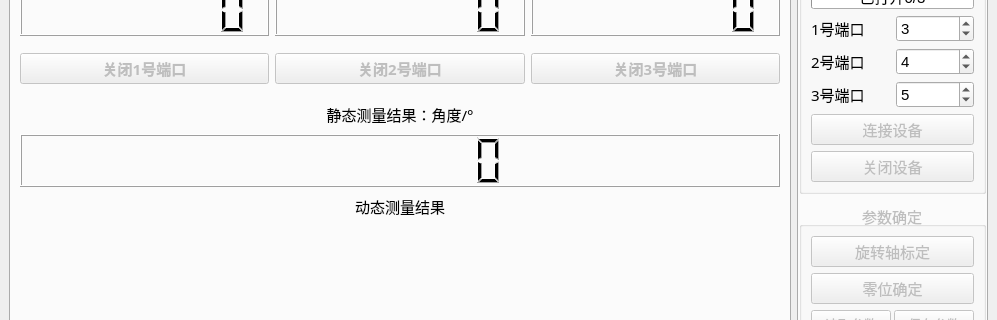
Above: ui.ui from gao5254/angleMeasurement before the change; both pictures show x 0 to 997 and y 98 to 418 of the 997 by 686 pixel window. Below: the same form after it.
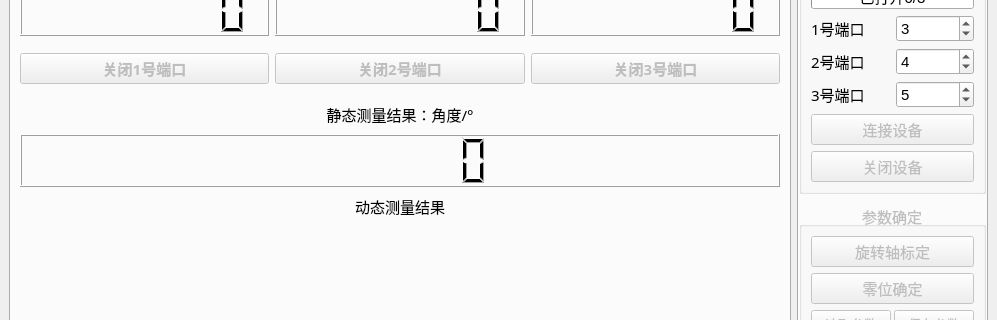
That is the form after the change. Custom widgets are drawn as their Qt base class.

```diff
--- a/ui.ui
+++ b/ui.ui
@@ -174,7 +174,7 @@
            <bool>true</bool>
           </property>
           <property name="digitCount">
-           <number>7</number>
+           <number>6</number>
           </property>
          </widget>
         </item>
```
Left out of the diff: 19 changed lines with no effect on the pictures.
